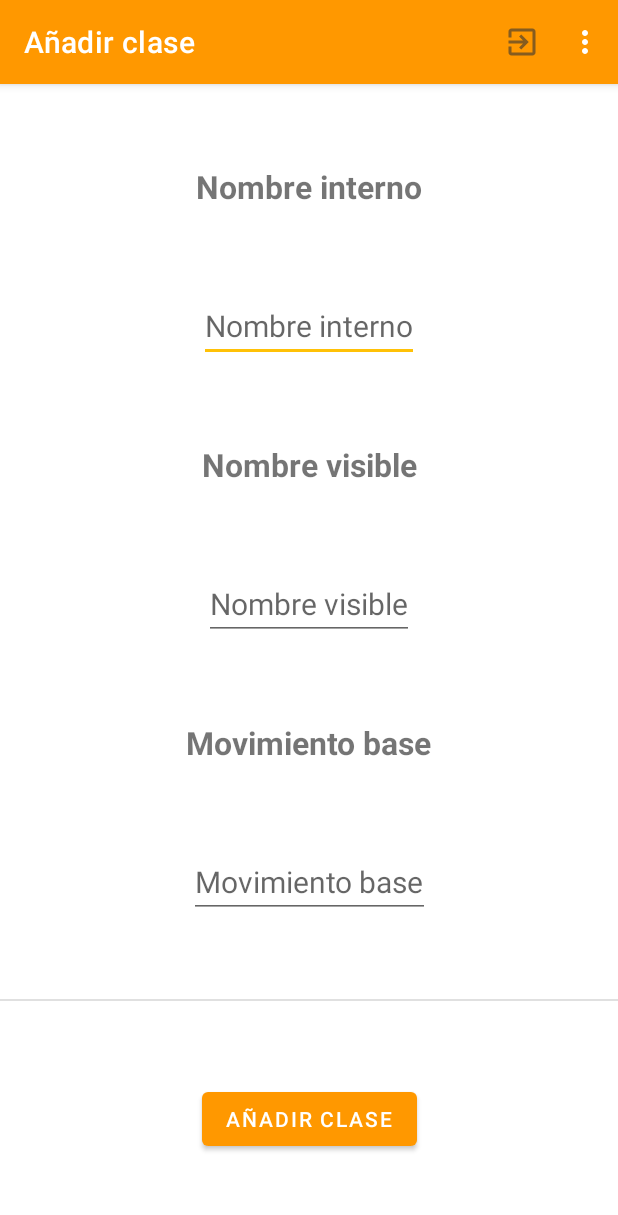
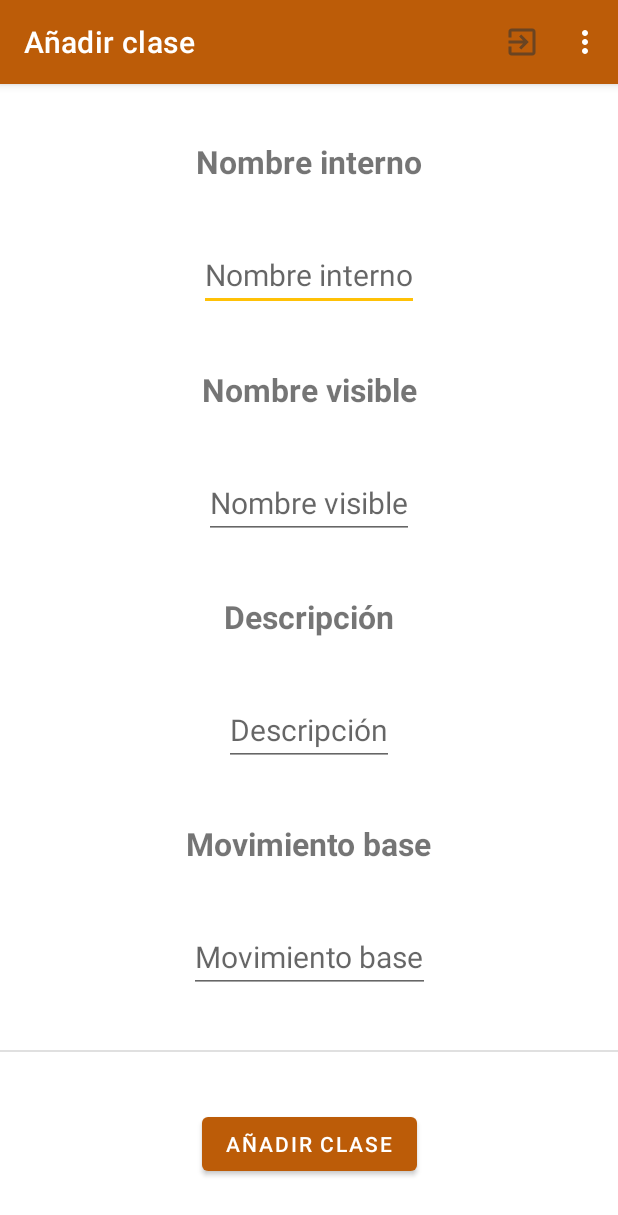
Before and after one commit to saragl728/ProyectoClasesSRPG, an Android app: the ListadoClasesActivity screen opened directly, with no data from a screen before it, in the options menu, after a tap on "Añadir clase", on a phone screen of 412 x 824 dp. Shown: the top 1215 px of the screen. Run offline under Robolectric (Android 15) with nearby library versions, the phone set to English and light mode, and no system bars; our stand-ins replace Firebase (no records; nobody signed in at launch, a user with empty details on screens opened directly), Room's generated code.

Commit message:
Los cambios incluyen agregación de clases para que se vea un recycler view e intento de añadición de la base de datos

```diff
--- a/app/build.gradle.kts
+++ b/app/build.gradle.kts
@@ -44,6 +44,7 @@ dependencies {
     implementation("com.google.android.material:material:1.9.0")
     implementation("androidx.constraintlayout:constraintlayout:2.1.4")
     implementation("androidx.room:room-common:2.6.1")
+    implementation("androidx.room:room-ktx:2.6.1")
     testImplementation("junit:junit:4.13.2")
     androidTestImplementation("androidx.test.ext:junit:1.1.5")
     androidTestImplementation("androidx.test.espresso:espresso-core:3.5.1")
--- a/app/src/main/AndroidManifest.xml
+++ b/app/src/main/AndroidManifest.xml
@@ -6,9 +6,9 @@
         android:allowBackup="true"
         android:dataExtractionRules="@xml/data_extraction_rules"
         android:fullBackupContent="@xml/backup_rules"
-        android:icon="@mipmap/ic_launcher"
+        android:icon="@drawable/logosrpg"
         android:label="@string/app_name"
-        android:roundIcon="@mipmap/ic_launcher_round"
+        android:roundIcon="@drawable/logosrpg"
         android:supportsRtl="true"
         android:theme="@style/Theme.ProyectoClasesSRPG"
         tools:targetApi="31" >
--- /dev/null
+++ b/app/src/main/java/com/example/proyectoclasessrpg/ClaseProvider.kt
@@ -0,0 +1,10 @@
+package com.example.proyectoclasessrpg
+
+import com.example.proyectoclasessrpg.database.Clase
+
+class ClaseProvider {
+    companion object{
+        val listaClases = listOf<Clase>(Clase())
+    }
+
+}
--- a/app/src/main/java/com/example/proyectoclasessrpg/ListadoClasesActivity.kt
+++ b/app/src/main/java/com/example/proyectoclasessrpg/ListadoClasesActivity.kt
@@ -3,6 +3,7 @@ package com.example.proyectoclasessrpg
 import android.os.Bundle
 import androidx.recyclerview.widget.LinearLayoutManager
 import com.example.proyectoclasessrpg.adapter.ActividadConMenus
+import com.example.proyectoclasessrpg.adapter.ClaseAdapter
 import com.example.proyectoclasessrpg.databinding.ActivityListadoClasesBinding
 
 class ListadoClasesActivity : ActividadConMenus() {
@@ -13,5 +14,9 @@ class ListadoClasesActivity : ActividadConMenus() {
         title = "Lista de clases"
 
         binding.recycler.layoutManager = LinearLayoutManager(this)
+        var adapter = ClaseAdapter(ClaseProvider.listaClases)
+        binding.recycler.adapter = adapter
     }
+
+
 }
--- a/app/src/main/java/com/example/proyectoclasessrpg/ListadoHabilidadesActivity.kt
+++ b/app/src/main/java/com/example/proyectoclasessrpg/ListadoHabilidadesActivity.kt
@@ -3,6 +3,7 @@ package com.example.proyectoclasessrpg
 import android.os.Bundle
 import androidx.recyclerview.widget.LinearLayoutManager
 import com.example.proyectoclasessrpg.adapter.ActividadConMenus
+import com.example.proyectoclasessrpg.adapter.HabilidadAdapter
 import com.example.proyectoclasessrpg.databinding.ActivityListadoHabilidadesBinding
 
 class ListadoHabilidadesActivity : ActividadConMenus() {
@@ -12,6 +13,11 @@ class ListadoHabilidadesActivity : ActividadConMenus() {
         setContentView(binding.root)
 
         title = "Lista de habilidades"
+
         binding.recycler.layoutManager = LinearLayoutManager(this)
+
+        var adapter = HabilidadAdapter(HabilidadProvider.listaHabilidades)
+        binding.recycler.adapter = adapter
+
     }
 }
--- /dev/null
+++ b/app/src/main/java/com/example/proyectoclasessrpg/adapter/ClaseAdapter.kt
@@ -0,0 +1,21 @@
+package com.example.proyectoclasessrpg.adapter
+
+import android.view.LayoutInflater
+import android.view.ViewGroup
+import androidx.recyclerview.widget.RecyclerView
+import com.example.proyectoclasessrpg.R
+import com.example.proyectoclasessrpg.database.Clase
+
+class ClaseAdapter(private val claseList:List<Clase>): RecyclerView.Adapter<ClaseViewHolder>() {
+    override fun onCreateViewHolder(parent: ViewGroup, viewType: Int): ClaseViewHolder {
+        val layoutInflater= LayoutInflater.from(parent.context)
+        return ClaseViewHolder(layoutInflater.inflate(R.layout.item_clase,parent,false))
+    }
+
+    override fun onBindViewHolder(holder: ClaseViewHolder, position: Int) {
+        val item = claseList[position]
+        holder.render(item)
+    }
+
+    override fun getItemCount(): Int = claseList.size
+}
--- /dev/null
+++ b/app/src/main/java/com/example/proyectoclasessrpg/adapter/ClaseViewHolder.kt
@@ -0,0 +1,16 @@
+package com.example.proyectoclasessrpg.adapter
+
+import android.view.View
+import androidx.recyclerview.widget.RecyclerView
+import com.example.proyectoclasessrpg.database.Clase
+import com.example.proyectoclasessrpg.databinding.ItemClaseBinding
+
+class ClaseViewHolder(view: View) : RecyclerView.ViewHolder(view) {
+    val binding = ItemClaseBinding.bind(view)
+    fun render(claseModel: Clase){
+        binding.nombreInternoClase.text = claseModel.nombreInterno
+        binding.nombreVisibleClase.text = claseModel.nombre
+        binding.descripcionClase.text = claseModel.descripcion
+        binding.movimientoClase.text = claseModel.movimiento.toString()
+    }
+}
--- a/app/src/main/res/layout/activity_nueva_clase.xml
+++ b/app/src/main/res/layout/activity_nueva_clase.xml
@@ -50,17 +50,30 @@
         app:layout_constraintTop_toBottomOf="@id/textoNombreVisible"
         app:layout_constraintLeft_toLeftOf="parent"
         app:layout_constraintRight_toRightOf="parent"
-        app:layout_constraintBottom_toTopOf="@id/textoMovimiento"/>
+        app:layout_constraintBottom_toTopOf="@id/textoDescripcion"/>
 
-    <Button
-        android:id="@+id/bAnyadirClase"
+    <TextView
+        android:id="@+id/textoDescripcion"
         android:layout_width="wrap_content"
         android:layout_height="wrap_content"
-        android:text="Añadir clase"
-        app:layout_constraintTop_toBottomOf="@id/divisor"
+        android:textStyle="bold"
+        android:textSize="21dp"
+        android:text="Descripción"
+        app:layout_constraintTop_toBottomOf="@id/nombreVisible"
         app:layout_constraintLeft_toLeftOf="parent"
         app:layout_constraintRight_toRightOf="parent"
-        app:layout_constraintBottom_toBottomOf="parent"/>
+        app:layout_constraintBottom_toTopOf="@id/descripcion"/>
+
+    <EditText
+        android:id="@+id/descripcion"
+        android:layout_width="wrap_content"
+        android:layout_height="wrap_content"
+        android:hint="Descripción"
+        android:textSize="20dp"
+        app:layout_constraintTop_toBottomOf="@id/textoDescripcion"
+        app:layout_constraintLeft_toLeftOf="parent"
+        app:layout_constraintRight_toRightOf="parent"
+        app:layout_constraintBottom_toTopOf="@id/textoMovimiento"/>
 
     <TextView
         android:id="@+id/textoMovimiento"
@@ -71,7 +84,7 @@
         android:textSize="21dp"
         app:layout_constraintLeft_toLeftOf="parent"
         app:layout_constraintRight_toRightOf="parent"
-        app:layout_constraintTop_toBottomOf="@id/nombreVisible"
+        app:layout_constraintTop_toBottomOf="@id/descripcion"
         app:layout_constraintBottom_toTopOf="@id/movimiento"/>
 
     <EditText
@@ -86,6 +99,18 @@
         app:layout_constraintTop_toBottomOf="@id/textoMovimiento"
         app:layout_constraintBottom_toTopOf="@id/divisor"/>
 
+    <Button
+        android:id="@+id/bAnyadirClase"
+        android:layout_width="wrap_content"
+        android:layout_height="wrap_content"
+        android:text="Añadir clase"
+        app:layout_constraintTop_toBottomOf="@id/divisor"
+        app:layout_constraintLeft_toLeftOf="parent"
+        app:layout_constraintRight_toRightOf="parent"
+        app:layout_constraintBottom_toBottomOf="parent"/>
+
+
+
     <View
         android:id="@+id/divisor"
         android:layout_width="match_parent"
--- a/app/src/main/res/values/themes.xml
+++ b/app/src/main/res/values/themes.xml
@@ -2,8 +2,8 @@
     <!-- Base application theme. -->
     <style name="Base.Theme.ProyectoClasesSRPG" parent="Theme.MaterialComponents.DayNight.DarkActionBar">
         <!-- Customize your light theme here. -->
-        <item name="colorPrimary">#FF9800</item>
-        <item name="colorPrimaryDark">#F57C00</item>
+        <item name="colorPrimary">#BC5C08</item>
+        <item name="colorPrimaryDark">#A85308</item>
         <item name="colorAccent">#FFC107</item>
     </style>
 
--- a/build.gradle.kts
+++ b/build.gradle.kts
@@ -1,6 +1,6 @@
 // Top-level build file where you can add configuration options common to all sub-projects/modules.
 plugins {
-    id("com.android.application") version "8.2.2" apply false
+    id("com.android.application") version "8.3.0" apply false
     id("org.jetbrains.kotlin.android") version "1.9.22" apply false
     id("com.google.gms.google-services") version "4.4.0" apply false
 }
```
Also changed, not shown: app/src/main/java/com/example/proyectoclasessrpg/HabilidadProvider.kt (added, +9 -0 lines), app/src/main/java/com/example/proyectoclasessrpg/NuevaClaseActivity.kt (+13 -1 lines), app/src/main/java/com/example/proyectoclasessrpg/ProyectoSRPG.kt (added, +17 -0 lines), app/src/main/java/com/example/proyectoclasessrpg/adapter/HabilidadAdapter.kt (added, +22 -0 lines), app/src/main/java/com/example/proyectoclasessrpg/adapter/HabilidadViewHolder.kt (added, +15 -0 lines), app/src/main/java/com/example/proyectoclasessrpg/database/DBPr.kt (added, +9 -0 lines), app/src/main/java/com/example/proyectoclasessrpg/database/Dao.kt (added, +12 -0 lines), gradle/wrapper/gradle-wrapper.properties.
